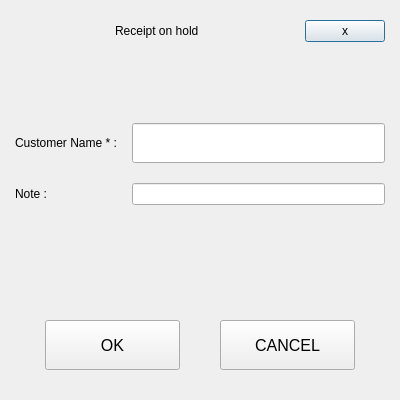
Selvam-T/POS, file Project/ui/hold_sales.ui: the form before one commit.
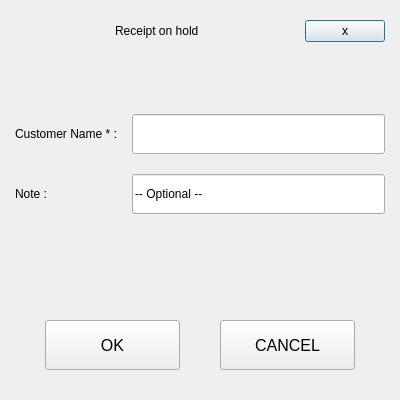
The form after the commit.

Commit message: hold_sales controller implemented. documentation created.

The edit to the form file:
```diff
--- a/Project/ui/hold_sales.ui
+++ b/Project/ui/hold_sales.ui
@@ -139,7 +139,17 @@
       <number>20</number>
      </property>
      <item row="1" column="1">
-      <widget class="QLineEdit" name="holdSalesNoteLineEdit"/>
+      <widget class="QLineEdit" name="holdSalesNoteLineEdit">
+       <property name="minimumSize">
+        <size>
+         <width>0</width>
+         <height>40</height>
+        </size>
+       </property>
+       <property name="text">
+        <string>-- Optional --</string>
+       </property>
+      </widget>
      </item>
      <item row="0" column="1">
       <widget class="QLineEdit" name="holdSalesCustomerLineEdit">
```
Left out of the diff: 1 changed line with no effect on the pictures. The commit also changes 11 other files.
